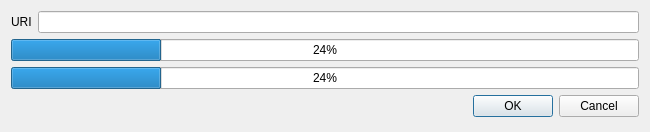
Qt form src/bsdd_gui/module/download/qt/Widget.ui (c-mellueh/bSDD-Toolkit) before a commit.
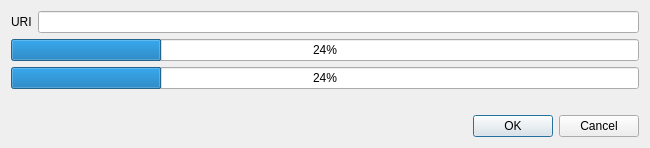
The same form after that commit. Custom widgets are drawn as their Qt base class.

The edit to the form file:
```diff
--- a/src/bsdd_gui/module/download/qt/Widget.ui
+++ b/src/bsdd_gui/module/download/qt/Widget.ui
@@ -7,7 +7,7 @@
     <x>0</x>
     <y>0</y>
     <width>650</width>
-    <height>132</height>
+    <height>148</height>
    </rect>
   </property>
   <property name="windowTitle">
@@ -38,15 +38,26 @@
      </property>
     </widget>
    </item>
-   <item row="3" column="0" colspan="2">
+   <item row="4" column="0" colspan="2">
     <widget class="QDialogButtonBox" name="buttonBox">
      <property name="standardButtons">
       <set>QDialogButtonBox::StandardButton::Cancel|QDialogButtonBox::StandardButton::Ok</set>
      </property>
     </widget>
    </item>
+   <item row="3" column="0" colspan="2">
+    <widget class="FileSelector" name="fs_save_path" native="true"/>
+   </item>
   </layout>
  </widget>
+ <customwidgets>
+  <customwidget>
+   <class>FileSelector</class>
+   <extends>QWidget</extends>
+   <header>bsdd_gui.presets.ui_presets</header>
+   <container>1</container>
+  </customwidget>
+ </customwidgets>
  <resources/>
  <connections/>
 </ui>
```
Left out of the diff: 6 changed lines with no effect on the pictures.
